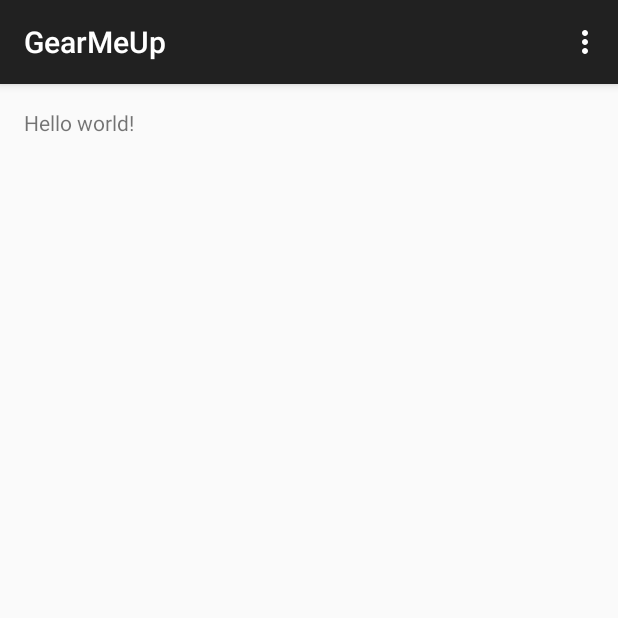
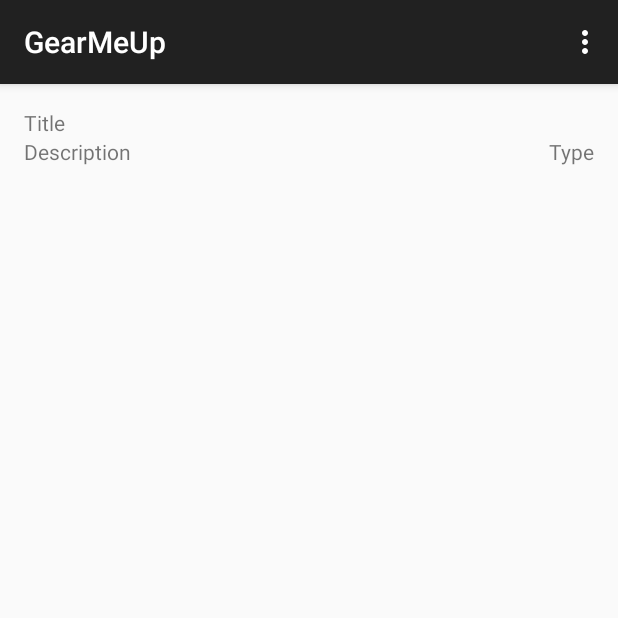
Before and after one commit to ozkarram/gear_me_up, an Android app: the screen it shows after launch (MainActivity), on a phone screen of 412 x 824 dp, the top half of it. Run offline under Robolectric (Android 15) with nearby library versions, the phone set to English and light mode, and no system bars.

Commit message:
another test

```diff
--- a/app/src/main/res/layout/activity_main.xml
+++ b/app/src/main/res/layout/activity_main.xml
@@ -1,11 +1,45 @@
-<RelativeLayout xmlns:android="http://schemas.android.com/apk/res/android"
+<LinearLayout xmlns:android="http://schemas.android.com/apk/res/android"
     xmlns:tools="http://schemas.android.com/tools" android:layout_width="match_parent"
     android:layout_height="match_parent" android:paddingLeft="@dimen/activity_horizontal_margin"
+    android:orientation="vertical"
     android:paddingRight="@dimen/activity_horizontal_margin"
     android:paddingTop="@dimen/activity_vertical_margin"
     android:paddingBottom="@dimen/activity_vertical_margin" tools:context=".MainActivity">
 
-    <TextView android:text="@string/hello_world" android:layout_width="wrap_content"
-        android:layout_height="wrap_content" />
+    <!--<android.support.v4.view.ViewPager xmlns:android="http://schemas.android.com/apk/res/android"
+        android:id="@+id/pager"
+        android:layout_width="match_parent"
+        android:layout_height="match_parent">
+    </android.support.v4.view.ViewPager>-->
+    <TextView
+        android:id="@+id/title_offer"
+        android:layout_width="match_parent"
+        android:layout_height="wrap_content"
+        android:text="Title"/>
+    <LinearLayout
+        android:layout_width="match_parent"
+        android:layout_height="wrap_content"
+        android:orientation="horizontal">
 
-</RelativeLayout>
+
+        <TextView
+            android:id="@+id/description_offer"
+            android:layout_width="wrap_content"
+            android:layout_height="wrap_content"
+            android:layout_weight="1"
+            android:text="Description"/>
+
+        <TextView
+            android:id="@+id/type_offer"
+            android:layout_width="wrap_content"
+            android:layout_height="wrap_content"
+            android:layout_weight="1"
+            android:gravity="right"
+            android:text="Type"/>
+        </LinearLayout>
+
+
+
+
+
+</LinearLayout>
```
Also changed, not shown: app/src/main/res/values/dimens.xml (line endings or trailing spaces).
